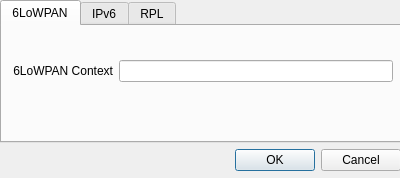
Qt form SettingsDialog.ui (cetic/foren6-gui-qt) before a commit.
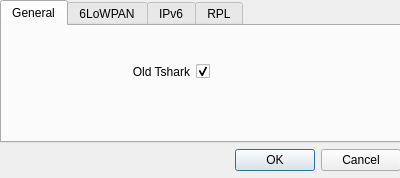
The same form after that commit.

Commit message: Support runtime selection of tshark version

Patch:
```diff
--- a/SettingsDialog.ui
+++ b/SettingsDialog.ui
@@ -49,6 +49,49 @@
       <property name="currentIndex">
        <number>0</number>
       </property>
+      <widget class="QWidget" name="tabgeneral">
+       <attribute name="title">
+        <string>General</string>
+       </attribute>
+       <widget class="QWidget" name="gridLayoutWidget_4">
+        <property name="geometry">
+         <rect>
+          <x>0</x>
+          <y>0</y>
+          <width>381</width>
+          <height>91</height>
+         </rect>
+        </property>
+        <layout class="QGridLayout" name="gridLayout_4">
+         <property name="sizeConstraint">
+          <enum>QLayout::SetDefaultConstraint</enum>
+         </property>
+         <item row="0" column="0">
+          <widget class="QLabel" name="label_OldTshark">
+           <property name="layoutDirection">
+            <enum>Qt::LeftToRight</enum>
+           </property>
+           <property name="text">
+            <string>Old Tshark</string>
+           </property>
+           <property name="alignment">
+            <set>Qt::AlignRight|Qt::AlignTrailing|Qt::AlignVCenter</set>
+           </property>
+          </widget>
+         </item>
+         <item row="0" column="1">
+          <widget class="QCheckBox" name="settings_OldTsharkCbx">
+           <property name="text">
+            <string/>
+           </property>
+           <property name="checked">
+            <bool>true</bool>
+           </property>
+          </widget>
+         </item>
+        </layout>
+       </widget>
+      </widget>
       <widget class="QWidget" name="tab6lowpan">
        <attribute name="title">
         <string>6LoWPAN</string>
```
The commit also changes 1 other file.
